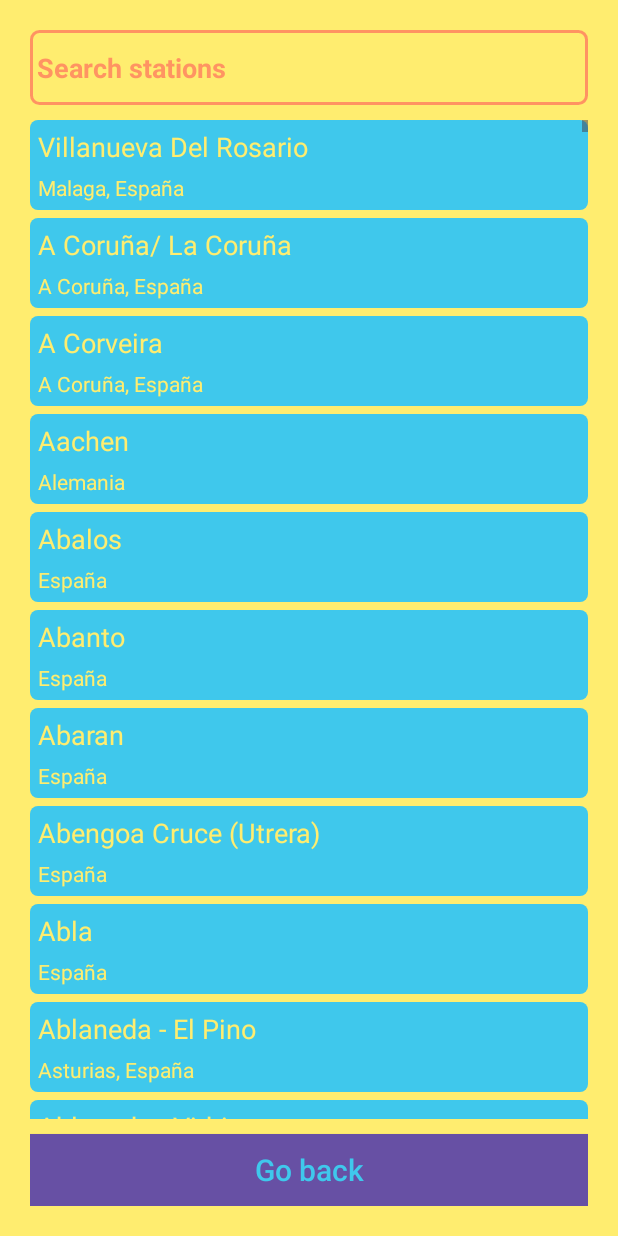
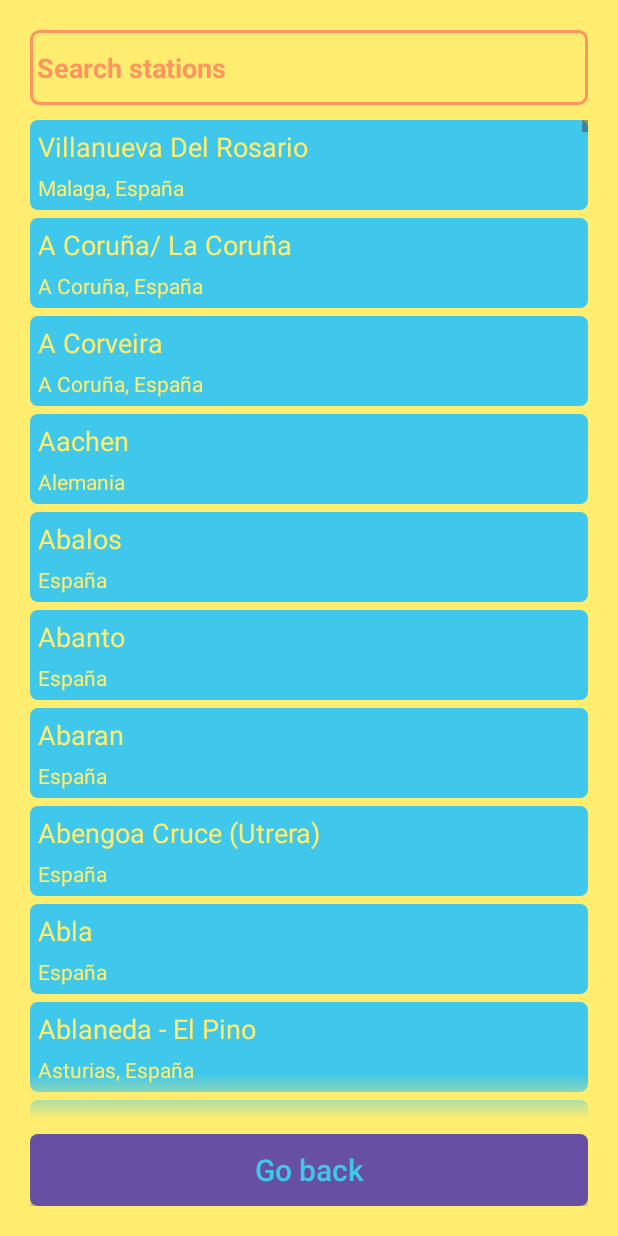
Before and after one commit to iyanma/ALSA_Unofficial, an Android app: the screen it shows after launch (PickStation), after a tap on an icon or button, on a phone screen of 412 x 824 dp. Run offline under Robolectric (Android 15) with nearby library versions, the phone set to English and light mode, and no system bars.

Commit message:
Fixed JourneysAdapter and changed a few visual elements.

```diff
--- a/app/src/main/res/drawable/button_background.xml
+++ b/app/src/main/res/drawable/button_background.xml
@@ -1,4 +1,5 @@
 <?xml version="1.0" encoding="utf-8"?>
 <shape xmlns:android="http://schemas.android.com/apk/res/android" android:shape="rectangle">
     <solid android:color="@color/buttons" />
+    <corners android:radius="5dp" />
 </shape>
--- a/app/src/main/res/drawable/tag_background.xml
+++ b/app/src/main/res/drawable/tag_background.xml
@@ -1,4 +1,5 @@
 <?xml version="1.0" encoding="utf-8"?>
 <shape xmlns:android="http://schemas.android.com/apk/res/android" android:shape="rectangle">
     <solid android:color="@color/tags" />
+    <corners android:radius="5dp" />
 </shape>
--- a/app/src/main/res/layout/activity_list_journeys.xml
+++ b/app/src/main/res/layout/activity_list_journeys.xml
@@ -28,15 +28,20 @@
         android:gravity="center"
         android:layout_weight="1" />
 
+
     <ListView
         android:id="@+id/journey_list"
         android:layout_width="match_parent"
         android:layout_height="0dp"
+        android:requiresFadingEdge="vertical"
+        android:fadingEdgeLength="30dp"
+        android:clipChildren="true"
         android:divider="@android:color/transparent"
         android:dividerHeight="5dp"
         android:visibility="gone"
         android:layout_weight="1" >
     </ListView>
+
 
     <Button
         android:id="@+id/go_back"
--- a/app/src/main/res/layout/activity_pick_station.xml
+++ b/app/src/main/res/layout/activity_pick_station.xml
@@ -3,6 +3,7 @@
     xmlns:tools="http://schemas.android.com/tools"
     android:layout_width="match_parent"
     android:layout_height="match_parent"
+    android:clipChildren="true"
     android:orientation="vertical"
     android:padding="20dp"
     tools:context=".Activities.PickStation">
@@ -24,6 +25,9 @@
         android:id="@+id/list_stations"
         android:layout_width="match_parent"
         android:layout_height="wrap_content"
+        android:clipChildren="true"
+        android:requiresFadingEdge="vertical"
+        android:fadingEdgeLength="30dp"
         android:layout_weight="1"
         android:divider="@android:color/transparent"
         android:dividerHeight="5dp"
--- a/app/src/main/res/layout/journey_adapter_element.xml
+++ b/app/src/main/res/layout/journey_adapter_element.xml
@@ -17,7 +17,6 @@
         <LinearLayout
             android:layout_width="wrap_content"
             android:layout_height="wrap_content"
-            android:layout_weight="0"
             android:orientation="vertical">
 
             <TextView
```
Also changed, not shown: app/src/main/java/com/example/alsaunofficial/Adapters/JourneysAdapter.java (+13 -18 lines).
